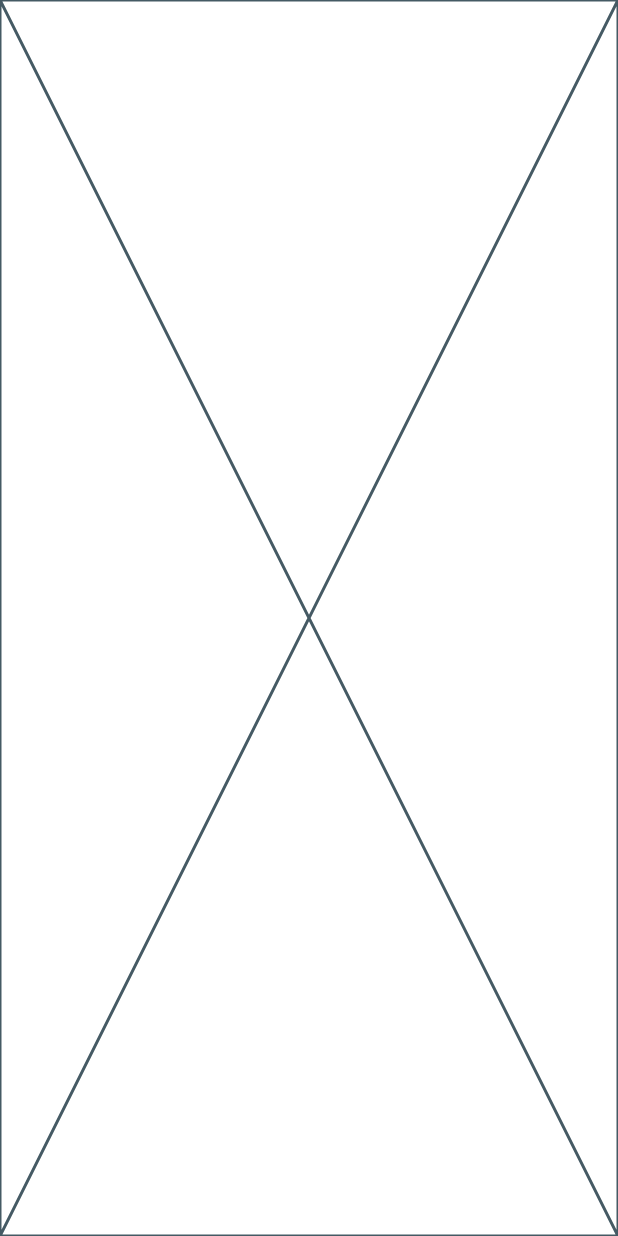
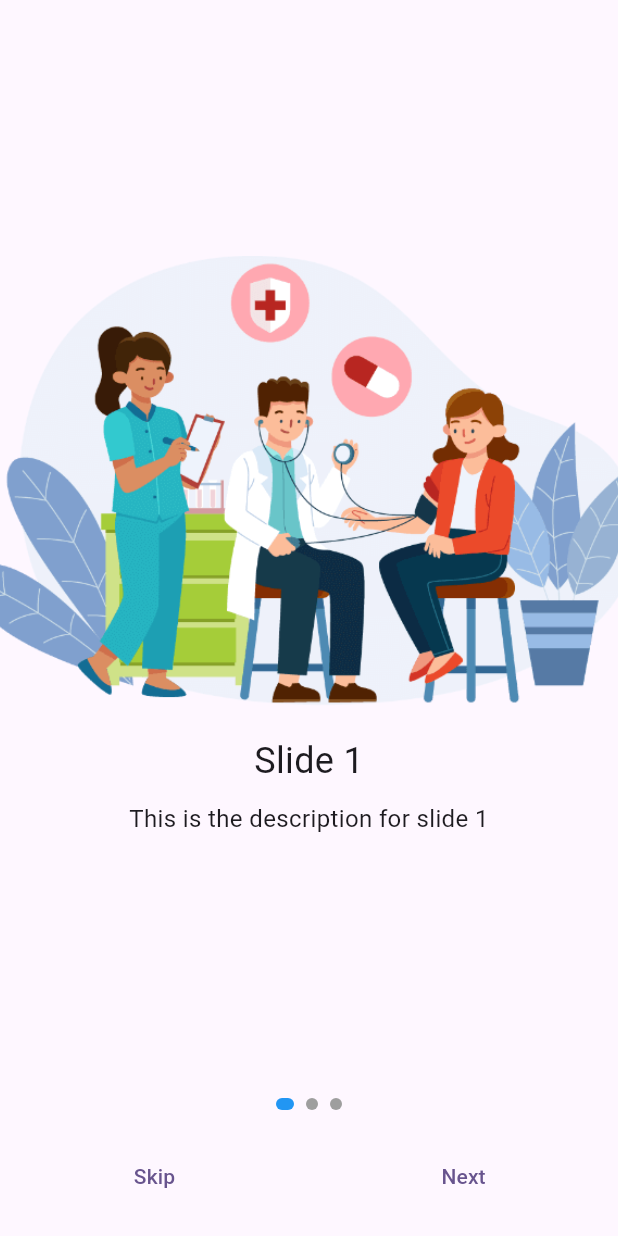
Before and after one commit to Omnyanasr/Hospital-Management, a Flutter app: the screen it shows after launch, on a phone screen of 412 x 824 dp. Run offline on Flutter 3.47's test engine with Material 3 defaults, Android fonts, the phone set to English and light mode, and no system bars; our stand-ins replace get.

Commit message:
creating slides

```diff
--- /dev/null
+++ b/lib/controller/onboarding_controller.dart
@@ -0,0 +1,20 @@
+import 'package:flutter/material.dart';
+import 'package:get/get.dart';
+
+class OnboardingController extends GetxController {
+  var currentIndex = 0.obs;
+  var pageController = PageController();
+
+  void nextPage() {
+    if (currentIndex.value < 2) {
+      pageController.nextPage(
+        duration: Duration(milliseconds: 300),
+        curve: Curves.easeInOut,
+      );
+    }
+  }
+
+  void skip() {
+    pageController.jumpToPage(2); // Jump to the last page
+  }
+}
--- a/lib/main.dart
+++ b/lib/main.dart
@@ -1,5 +1,7 @@
 import 'package:flutter/material.dart';
-import 'package:hospital_managment_project/homepage.dart';
+import 'package:get/get.dart';
+import 'package:hospital_managment_project/view/homepage.dart';
+import 'package:hospital_managment_project/view/onboarding_screen.dart';
 
 void main() {
   runApp(const MyApp());
@@ -11,12 +13,17 @@ class MyApp extends StatelessWidget {
   // This widget is the root of your application.
   @override
   Widget build(BuildContext context) {
-    return MaterialApp(
-        title: 'Flutter Demo',
-        theme: ThemeData(
-          colorScheme: ColorScheme.fromSeed(seedColor: Colors.deepPurple),
-          useMaterial3: true,
-        ),
-        home: const HomePage());
+    return GetMaterialApp(
+      title: 'Hospital App',
+      theme: ThemeData(
+        colorScheme: ColorScheme.fromSeed(seedColor: Colors.deepPurple),
+        useMaterial3: true,
+      ),
+      initialRoute: '/',
+      getPages: [
+        GetPage(name: '/', page: () => OnboardingScreen()),
+        GetPage(name: '/home', page: () => const HomePage()),
+      ],
+    );
   }
 }
--- a/lib/homepage.dart
+++ b/lib/view/homepage.dart
@@ -10,6 +10,13 @@ class HomePage extends StatefulWidget {
 class _HomePageState extends State<HomePage> {
   @override
   Widget build(BuildContext context) {
-    return const Placeholder();
+    return Scaffold(
+      appBar: AppBar(
+        title: const Text('Home'),
+      ),
+      body: const Center(
+        child: Text('Welcome to the app!'),
+      ),
+    );
   }
 }
--- /dev/null
+++ b/lib/view/onboarding_screen.dart
@@ -0,0 +1,116 @@
+import 'package:flutter/material.dart';
+import 'package:get/get.dart';
+import 'package:hospital_managment_project/controller/onboarding_controller.dart';
+
+class OnboardingScreen extends StatelessWidget {
+  final OnboardingController onboardingController =
+      Get.put(OnboardingController());
+
+  final List<String> images = [
+    'images/slide1.png',
+    'images/slide1.png',
+    'images/slide1.png',
+  ];
+
+  OnboardingScreen({super.key});
+
+  @override
+  Widget build(BuildContext context) {
+    return Scaffold(
+      body: SafeArea(
+        child: Column(
+          children: [
+            Expanded(
+              child: PageView.builder(
+                controller: onboardingController.pageController,
+                onPageChanged: (index) {
+                  onboardingController.currentIndex.value = index;
+                },
+                itemCount: images.length, // Number of slides
+                itemBuilder: (context, index) {
+                  return Column(
+                    mainAxisAlignment: MainAxisAlignment.center,
+                    children: [
+                      Image.asset(
+                        images[index],
+                        height: 300, // Adjust image size as needed
+                        fit: BoxFit.cover,
+                      ),
+                      const SizedBox(height: 20),
+                      Text(
+                        'Slide ${index + 1}',
+                        style: const TextStyle(fontSize: 24),
+                      ),
+                      const SizedBox(height: 10),
+                      Text(
+                        'This is the description for slide ${index + 1}',
+                        style: const TextStyle(fontSize: 16),
+                        textAlign: TextAlign.center,
+                      ),
+                    ],
+                  );
+                },
+              ),
+            ),
+            Row(
+              mainAxisAlignment: MainAxisAlignment.center,
+              children: List.generate(
+                images.length, // Number of dots
+                (index) => Obx(() {
+                  return Container(
+                    margin: const EdgeInsets.all(4),
+                    width: onboardingController.currentIndex.value == index
+                        ? 12
+                        : 8,
+                    height: 8,
+                    decoration: BoxDecoration(
+                      color: onboardingController.currentIndex.value == index
+                          ? Colors.blue
+                          : Colors.grey,
+                      borderRadius: BorderRadius.circular(8),
+                    ),
+                  );
+                }),
+              ),
+            ),
+            Padding(
+              padding: const EdgeInsets.symmetric(vertical: 16.0),
+              child: Row(
+                mainAxisAlignment: MainAxisAlignment.spaceAround,
+                children: [
+                  // Only show "Skip" button on the first two slides
+                  Obx(() {
+                    return onboardingController.currentIndex.value < 2
+                        ? TextButton(
+                            onPressed: () {
+                              onboardingController.skip();
+                            },
+                            child: const Text('Skip'),
+                          )
+                        : const SizedBox(); // Empty widget on the last slide
+                  }),
+                  Obx(() {
+                    return onboardingController.currentIndex.value == 2
+                        ? ElevatedButton(
+                            onPressed: () {
+                              // Navigate to the home page
+                              Get.offNamed('/home');
+                            },
+                            child: const Text('Get Started'),
+                          )
+                        : TextButton(
+                            onPressed: () {
+                              onboardingController.nextPage();
+                            },
+                            child: const Text('Next'),
+                          );
+                  }),
+                ],
+              ),
+            ),
+          ],
+        ),
+      ),
+    );
+  }
+}
--- a/pubspec.yaml
+++ b/pubspec.yaml
@@ -35,6 +35,7 @@ dependencies:
   # The following adds the Cupertino Icons font to your application.
   # Use with the CupertinoIcons class for iOS style icons.
   cupertino_icons: ^1.0.2
+  get: ^4.6.6
 
 dev_dependencies:
   flutter_test:
@@ -59,9 +60,8 @@ flutter:
   uses-material-design: true
 
   # To add assets to your application, add an assets section, like this:
-  # assets:
-  #   - images/a_dot_burr.jpeg
-  #   - images/a_dot_ham.jpeg
+  assets:
+     - images/slide1.png
 
   # An image asset can refer to one or more resolution-specific "variants", see
   # https://flutter.dev/assets-and-images/#resolution-aware
```
Also changed, not shown: images/slide1.png (added), pubspec.lock.
